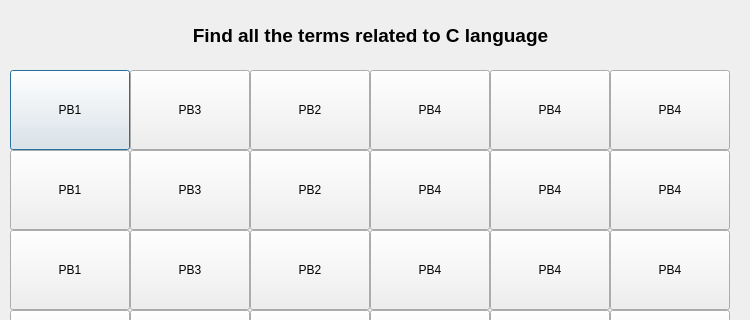
First picture: the form in waves/try.ui, repository matternstsr/Sea-Application, before the edit; both pictures show x 0 to 750 and y 0 to 320 of the 750 by 551 pixel window.
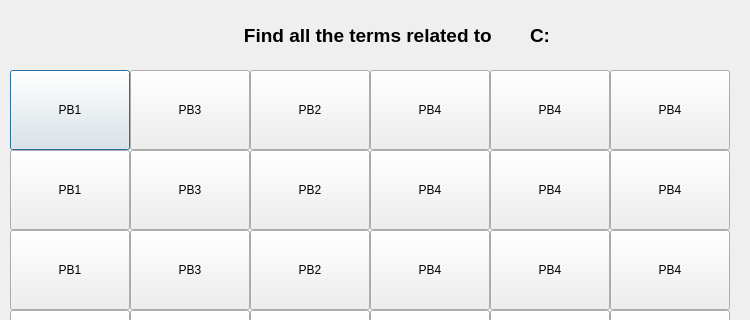
Second picture: the form after the edit.

Commit message: Modified the puzzle to allow for length.

Diff of the .ui file:
```diff
--- a/waves/try.ui
+++ b/waves/try.ui
@@ -483,7 +483,7 @@
     </property>
    </widget>
   </widget>
-  <widget class="QLabel" name="puzzle">
+  <widget class="QLabel" name="puzzleDetails">
    <property name="geometry">
     <rect>
      <x>10</x>
@@ -500,12 +500,32 @@
     </font>
    </property>
    <property name="text">
-    <string>Find all the terms related to C language</string>
+    <string>Find all the terms related to </string>
    </property>
    <property name="alignment">
     <set>Qt::AlignCenter</set>
    </property>
   </widget>
+  <widget class="QLabel" name="puzzle">
+   <property name="geometry">
+    <rect>
+     <x>530</x>
+     <y>10</y>
+     <width>201</width>
+     <height>51</height>
+    </rect>
+   </property>
+   <property name="font">
+    <font>
+     <pointsize>14</pointsize>
+     <weight>75</weight>
+     <bold>true</bold>
+    </font>
+   </property>
+   <property name="text">
+    <string>C:</string>
+   </property>
+  </widget>
   <zorder>backgroundWidget</zorder>
   <zorder>pushButton_1</zorder>
   <zorder>pushButton_2</zorder>
```
Left out of the diff: 1 changed line with no effect on the pictures. The commit also changes 3 other files.
